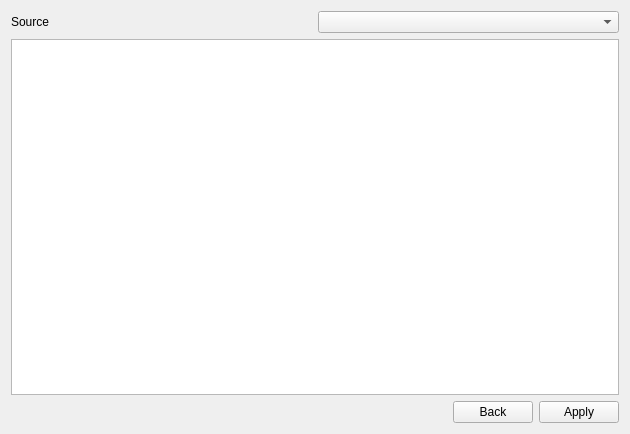
Qt form app_new/frmsampling.ui (doublebyte1/app_solution) before a commit.
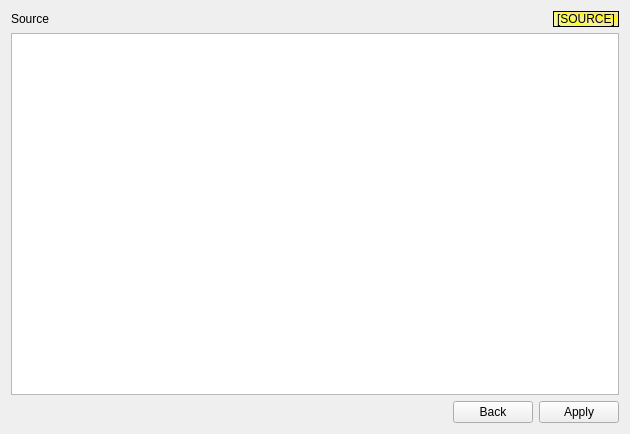
The same form after that commit.

```diff
--- a/app_new/frmsampling.ui
+++ b/app_new/frmsampling.ui
@@ -24,7 +24,30 @@
       </widget>
      </item>
      <item>
-      <widget class="QComboBox" name="cmbSource"/>
+      <widget class="QLabel" name="lbSource">
+       <property name="sizePolicy">
+        <sizepolicy hsizetype="Fixed" vsizetype="Preferred">
+         <horstretch>0</horstretch>
+         <verstretch>0</verstretch>
+        </sizepolicy>
+       </property>
+       <property name="styleSheet">
+        <string notr="true">background-color: qconicalgradient(cx:0, cy:0, angle:135, stop:0 rgba(220, 220, 220, 69), stop:0.375 rgba(255, 255, 0, 69), stop:0.423533 rgba(251, 255, 0, 145), stop:0.45 rgba(247, 255, 0, 208), stop:0.477581 rgba(255, 244, 71, 130), stop:0.518717 rgba(255, 218, 71, 130), stop:0.55 rgba(255, 255, 0, 255), stop:0.57754 rgba(255, 203, 0, 130), stop:0.625 rgba(255, 255, 0, 69), stop:1 rgba(255, 255, 0, 69));
+font: 75 10pt &quot;Fixedsys&quot;;</string>
+       </property>
+       <property name="frameShape">
+        <enum>QFrame::StyledPanel</enum>
+       </property>
+       <property name="frameShadow">
+        <enum>QFrame::Raised</enum>
+       </property>
+       <property name="text">
+        <string>[SOURCE]</string>
+       </property>
+       <property name="scaledContents">
+        <bool>true</bool>
+       </property>
+      </widget>
      </item>
     </layout>
    </item>
```
Left out of the diff: 39 changed lines with no effect on the pictures.
